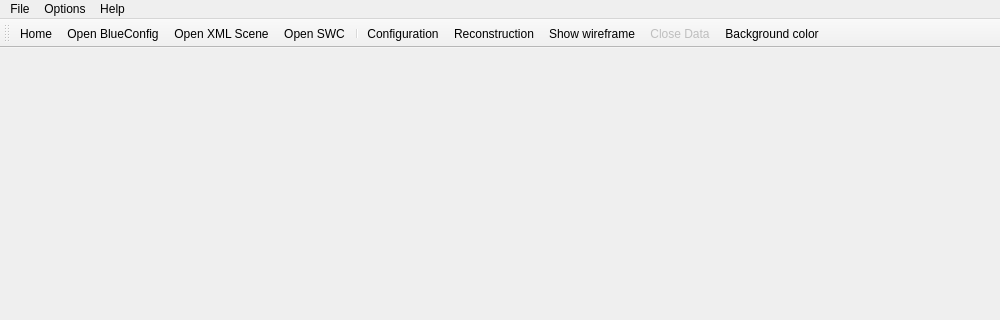
Old version of the form neurotessmesh/ui/mainwindow.ui in the repository vg-lab/neurolots; both pictures show x 0 to 1000 and y 0 to 320 of the 1000 by 720 pixel window.
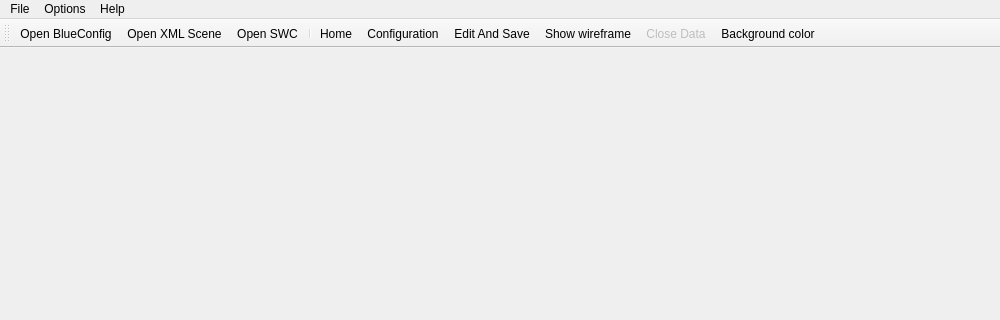
New version of the form. Icons and pictures are not drawn.

Commit message: Labels changed, Default multisampling, glut dependecy deleted

Patch:
```diff
--- a/neurotessmesh/ui/mainwindow.ui
+++ b/neurotessmesh/ui/mainwindow.ui
@@ -53,7 +53,7 @@
     <addaction name="actionShowFPSOnIdleUpdate"/>
     <addaction name="actionWireframe"/>
     <addaction name="actionBackgroundColor"/>
-    <addaction name="actionExtractMesh"/>
+    <addaction name="actionEditSave"/>
     <addaction name="actionConfiguration"/>
    </widget>
    <addaction name="menuFile"/>
@@ -71,13 +71,13 @@
    <attribute name="toolBarBreak">
     <bool>false</bool>
    </attribute>
-   <addaction name="actionHome"/>
    <addaction name="actionOpenBlueConfig"/>
    <addaction name="actionOpenXMLScene"/>
    <addaction name="actionOpenSWCFile"/>
    <addaction name="separator"/>
+   <addaction name="actionHome"/>
    <addaction name="actionConfiguration"/>
-   <addaction name="actionExtractMesh"/>
+   <addaction name="actionEditSave"/>
    <addaction name="actionWireframe"/>
    <addaction name="actionCloseData"/>
    <addaction name="actionBackgroundColor"/>
@@ -237,7 +237,7 @@
     <string>Ctrl+W</string>
    </property>
   </action>
-  <action name="actionExtractMesh">
+  <action name="actionEditSave">
    <property name="checkable">
     <bool>true</bool>
    </property>
@@ -246,10 +246,10 @@
      <normaloff>:/icons/reconstruction.png</normaloff>:/icons/reconstruction.png</iconset>
    </property>
    <property name="text">
-    <string>Reconstruction</string>
+    <string>Edit And Save</string>
    </property>
    <property name="toolTip">
-    <string>Reconstruction</string>
+    <string>Edit And Save</string>
    </property>
    <property name="shortcut">
     <string>Ctrl+M</string>
```
The commit also changes 3 other files.
